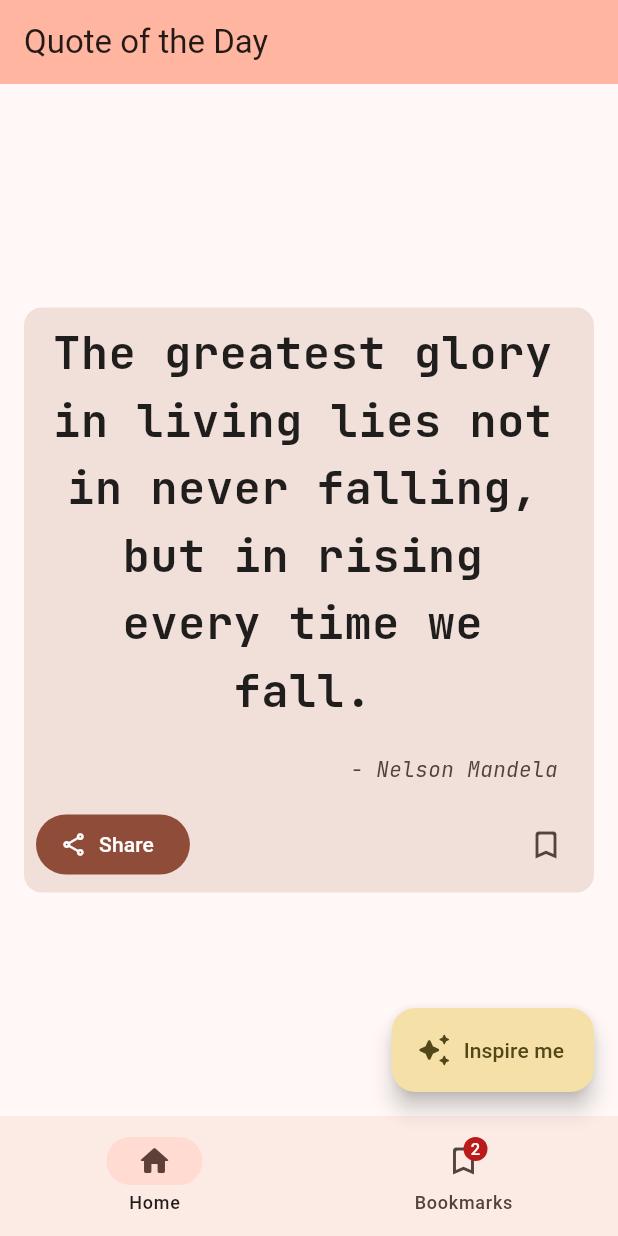
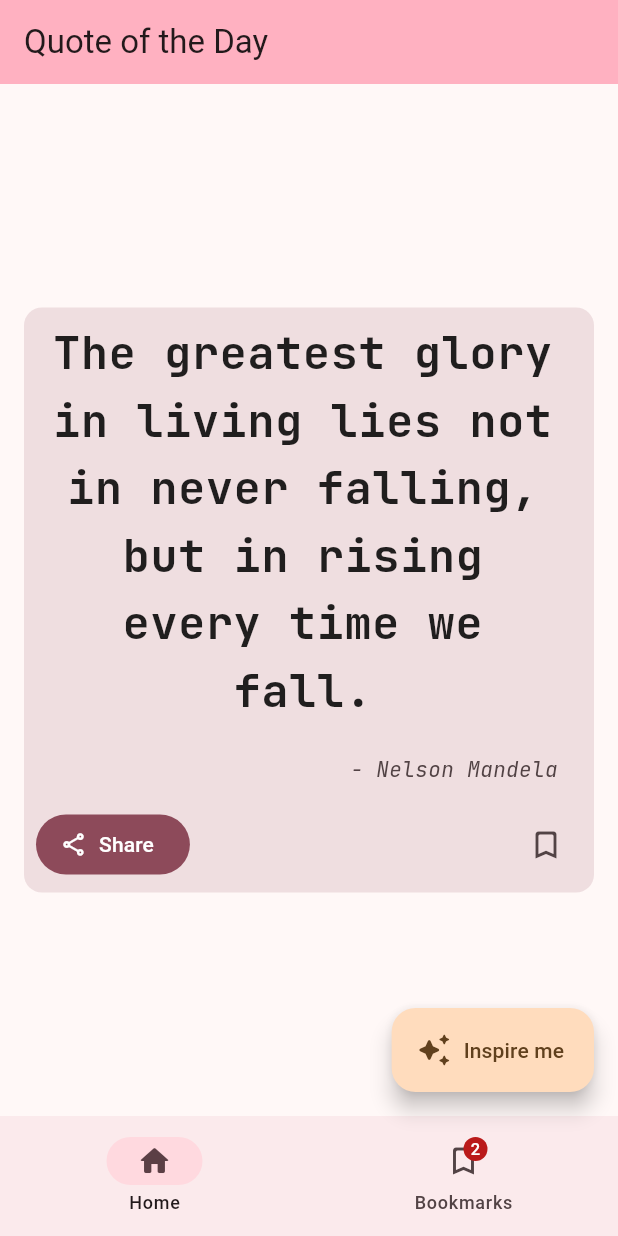
Before and after one commit to srinu2003/quote_of_the_day, a Flutter app: the screen it shows after launch, on a phone screen of 412 x 824 dp. Run offline on Flutter 3.47's test engine with Material 3 defaults, Android fonts, the phone set to English and light mode, and no system bars; our stand-ins replace google_fonts.

Commit message:
chore: Update QuoteOfTheDay widget with improved UI elements

```diff
--- a/lib/main.dart
+++ b/lib/main.dart
@@ -19,7 +19,7 @@ class QuotesApp extends StatelessWidget {
       debugShowCheckedModeBanner: false,
       theme: ThemeData(
           // This is the theme of my application.
-          colorScheme: ColorScheme.fromSeed(seedColor: Colors.deepOrange),
+          colorScheme: ColorScheme.fromSeed(seedColor: Colors.pinkAccent),
           useMaterial3: true),
       home: const QuoteOfTheDay(),
     );
@@ -53,7 +53,7 @@ class _QuoteOfTheDayState extends State<QuoteOfTheDay> {
   @override
   Widget build(BuildContext context) {
     // ignore: unused_local_variable
-    final ThemeData theme = Theme.of(context);
+    final ColorScheme theme = Theme.of(context).colorScheme;
 
     // ignore: unused_local_variable
     final List<String> savedQuotes = <String>[
@@ -63,7 +63,7 @@ class _QuoteOfTheDayState extends State<QuoteOfTheDay> {
     return Scaffold(
       appBar: AppBar(
         title: Text(widget.title),
-        backgroundColor: Theme.of(context).colorScheme.inversePrimary,
+        backgroundColor: theme.inversePrimary,
       ),
       bottomNavigationBar: NavigationBar(
         selectedIndex: currentPageIndex,
@@ -90,8 +90,8 @@ class _QuoteOfTheDayState extends State<QuoteOfTheDay> {
       ),
       floatingActionButton: FloatingActionButton.extended(
         label: const Text('Inspire me'), // for Extended FAB
-        backgroundColor: Theme.of(context).colorScheme.tertiaryContainer,
-        foregroundColor: Theme.of(context).colorScheme.onTertiaryContainer,
+        backgroundColor: theme.tertiaryContainer,
+        foregroundColor: theme.onTertiaryContainer,
         onPressed: _changeQuote,
         tooltip: 'Refresh',
         icon: const Icon(Icons.auto_awesome_rounded), // for Extended FAB
@@ -166,9 +166,10 @@ class _QuoteOfTheDayState extends State<QuoteOfTheDay> {
           ),
         ),
 
-        /// Bookmarks Page
-        /// This page will show the list of saved quotes.
-        /// The user can delete the quotes from the list.
+        /** Bookmarks Page
+         * This page will show the list of saved quotes.
+         * The user can delete the quotes from the list.
+        */
         const Padding(
           padding: EdgeInsets.all(8.0),
           child: Column(
```
